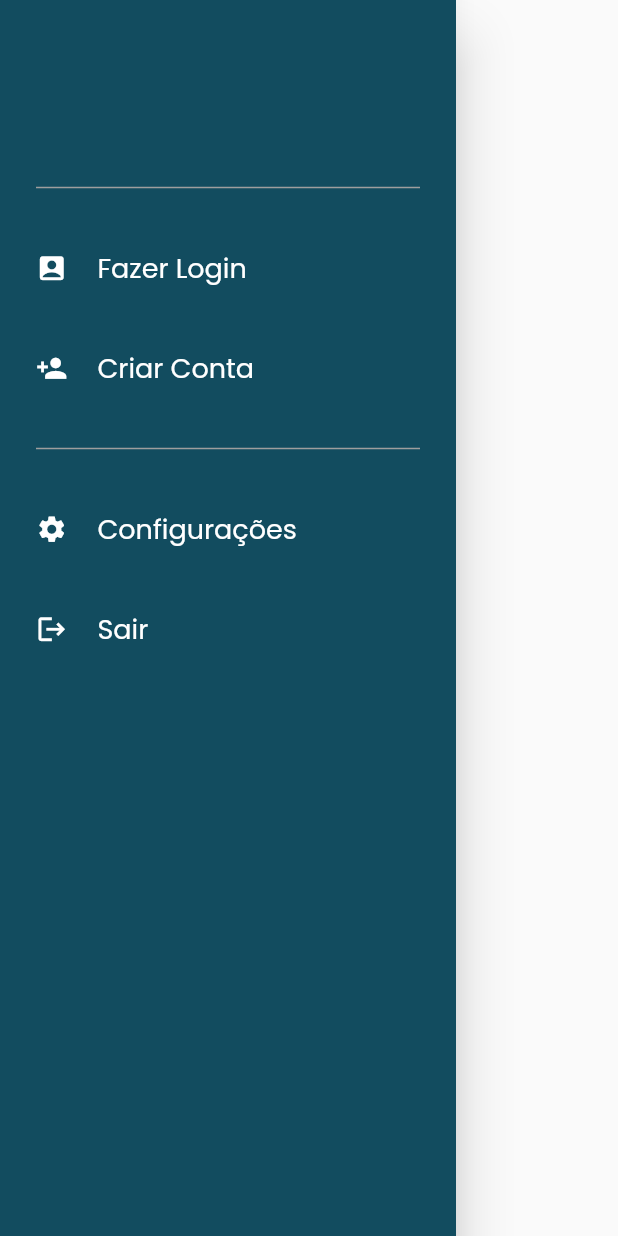
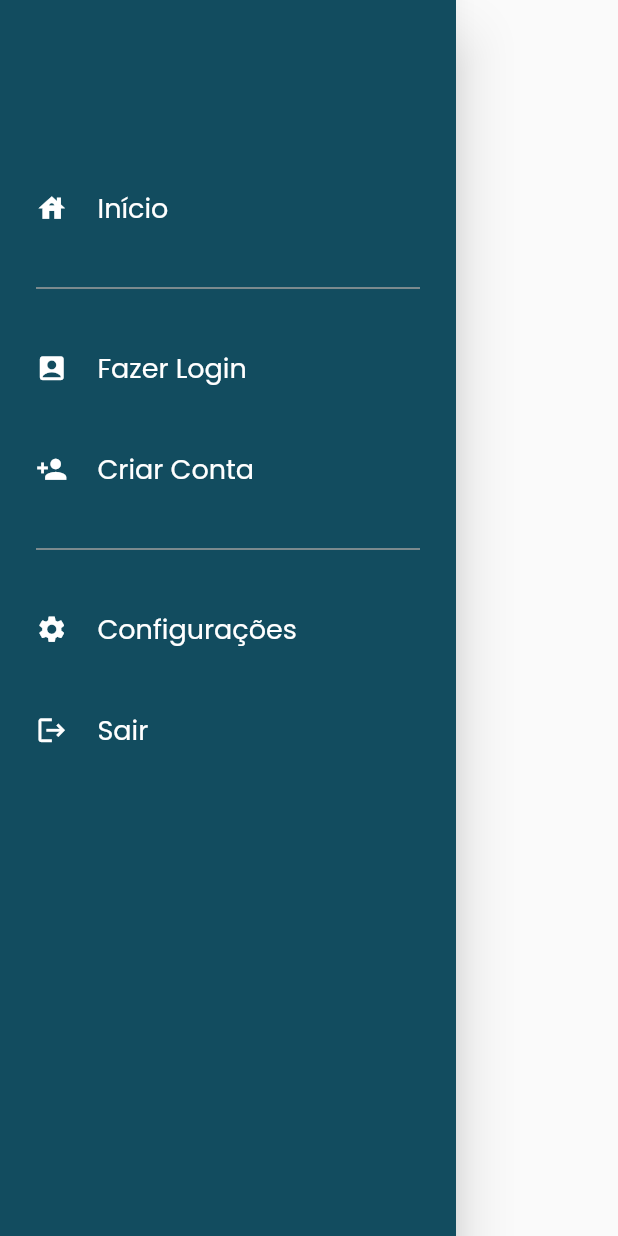
Before and after one commit to antoniojosegteixeira/find_pet, a Flutter app: the NavigationDrawer widget shown alone on an empty page, opened directly, on a phone screen of 412 x 824 dp. Run offline on Flutter 3.47's test engine with Material 2 defaults, Android fonts, the phone set to English and light mode, and no system bars; our stand-ins replace bloc, dartz, dropdown_button2, equatable, flutter_bloc, flutter_modular and 2 more; accounts and stored records are empty; network calls fail.

Commit message:
feat: add homepage button to side menu

```diff
--- a/lib/core/widgets/navigation_drawer.dart
+++ b/lib/core/widgets/navigation_drawer.dart
@@ -16,6 +16,16 @@ class NavigationDrawer extends StatelessWidget {
           children: [
             const SizedBox(
               height: 40,
+            ),
+            DrawerItem(
+              name: 'Início',
+              icon: Icons.house,
+              onPressed: () {
+                Modular.to.pushNamed('/search-animals/');
+              },
+            ),
+            const SizedBox(
+              height: 30,
             ),
             const Divider(
               thickness: 1,
@@ -106,7 +116,12 @@ List<Widget> userWidgets() {
       const SizedBox(
         height: 30,
       ),
-      DrawerItem(name: 'Posts', icon: Icons.message_outlined, onPressed: () {}),
+      DrawerItem(
+          name: 'Posts',
+          icon: Icons.message_outlined,
+          onPressed: () {
+            Modular.to.pushNamed('/user-posts/');
+          }),
       const SizedBox(
         height: 30,
       ),
```
